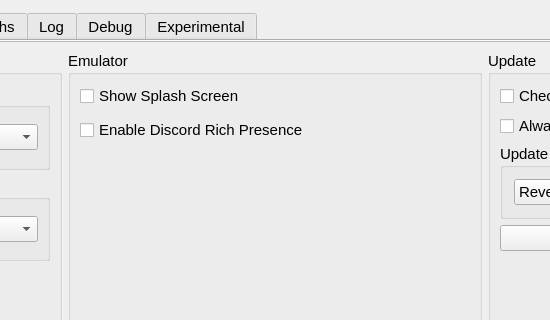
diegolix29/shadPS4, file src/qt_gui/settings_dialog.ui: the form before one commit; both pictures show x 375 to 925 and y 0 to 320 of the 1300 by 750 pixel window.
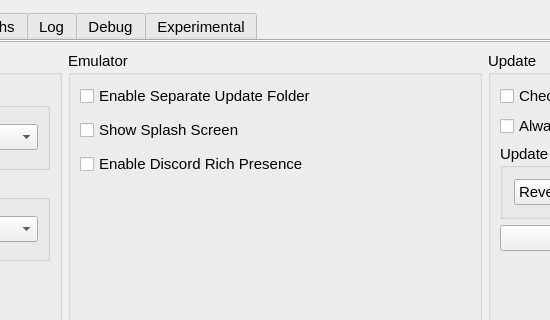
The form after the commit. The open tabs and pages were chosen to show the change. Icons and pictures are not drawn.

Commit message: Adding back Separate update folder + Reworking Order of Search bar and log/pkg button

What changed in the file:
```diff
--- a/src/qt_gui/settings_dialog.ui
+++ b/src/qt_gui/settings_dialog.ui
@@ -136,6 +136,13 @@
 																	<property name="spacing">
 																		<number>10</number>
 																	</property>
+																	<item>
+																		<widget class="QCheckBox" name="separateUpdatesCheckBox">
+																			<property name="text">
+																				<string>Enable Separate Update Folder</string>
+																			</property>
+																		</widget>
+																	</item>
 																	<item>
 																		<widget class="QCheckBox" name="showSplashCheckBox">
 																			<property name="text">
```
The commit also changes 4 other files.
